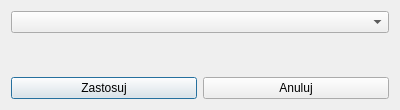
Before: the Qt Designer form ui/Main/delete-dataframe.ui in OskarLewandowski/dex-data-experience, drawn with Qt 5.
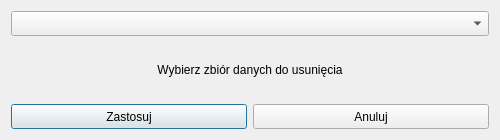
After: the same form once the commit is applied.

Commit message: update delete dataframe ui

Diff of the .ui file:
```diff
--- a/ui/Main/delete-dataframe.ui
+++ b/ui/Main/delete-dataframe.ui
@@ -9,14 +9,20 @@
    <rect>
     <x>0</x>
     <y>0</y>
-    <width>400</width>
-    <height>110</height>
+    <width>500</width>
+    <height>140</height>
    </rect>
   </property>
   <property name="minimumSize">
    <size>
-    <width>400</width>
-    <height>110</height>
+    <width>500</width>
+    <height>140</height>
+   </size>
+  </property>
+  <property name="maximumSize">
+   <size>
+    <width>16777215</width>
+    <height>16777215</height>
    </size>
   </property>
   <property name="windowTitle">
@@ -27,6 +33,12 @@
     <layout class="QVBoxLayout" name="verticalLayout">
      <item>
       <widget class="QComboBox" name="comboBox_Keys_List">
+       <property name="minimumSize">
+        <size>
+         <width>0</width>
+         <height>25</height>
+        </size>
+       </property>
        <property name="placeholderText">
         <string>Wybierz zbiór do usunięcia...</string>
        </property>
@@ -34,8 +46,14 @@
      </item>
      <item>
       <widget class="QLabel" name="label_info_text_delete_dataframe">
+       <property name="minimumSize">
+        <size>
+         <width>0</width>
+         <height>25</height>
+        </size>
+       </property>
        <property name="text">
-        <string/>
+        <string>Wybierz zbiór danych do usunięcia</string>
        </property>
        <property name="alignment">
         <set>Qt::AlignCenter</set>
@@ -46,6 +64,12 @@
       <layout class="QHBoxLayout" name="horizontalLayout">
        <item>
         <widget class="QPushButton" name="pushButton_Apply">
+         <property name="minimumSize">
+          <size>
+           <width>0</width>
+           <height>25</height>
+          </size>
+         </property>
          <property name="text">
           <string>Zastosuj</string>
          </property>
@@ -53,6 +77,12 @@
        </item>
        <item>
         <widget class="QPushButton" name="pushButton_Cancel">
+         <property name="minimumSize">
+          <size>
+           <width>0</width>
+           <height>25</height>
+          </size>
+         </property>
          <property name="text">
           <string>Anuluj</string>
          </property>
```
The commit also changes 1 other file.
